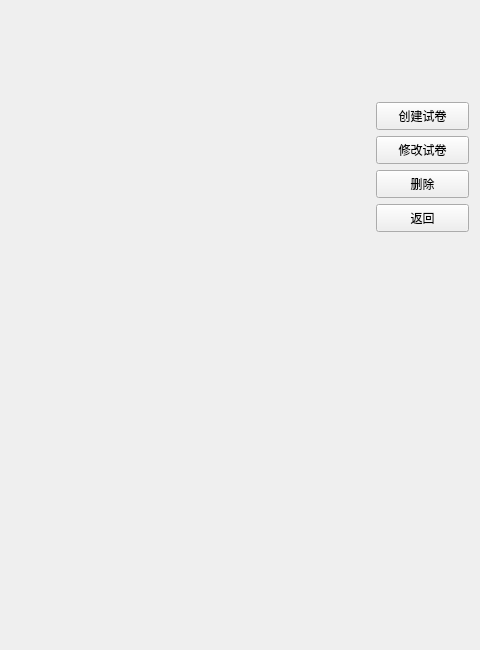
The window that server/papermanage.ui (AlanForeverAi/Exams) describes before a commit, drawn with Qt 5; both pictures show x 760 to 1240 and y 0 to 650 of the 1240 by 650 pixel window.
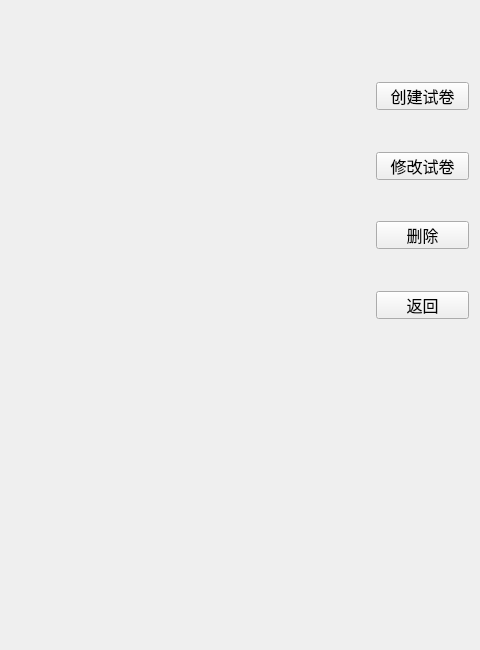
The same window after the commit.

```diff
--- a/server/papermanage.ui
+++ b/server/papermanage.ui
@@ -148,7 +148,7 @@
        <property name="font">
         <font>
          <family>SimSun-ExtB</family>
-         <pointsize>9</pointsize>
+         <pointsize>12</pointsize>
         </font>
        </property>
        <property name="text">
@@ -156,6 +156,19 @@
        </property>
       </widget>
      </item>
+     <item>
+      <spacer name="verticalSpacer_12">
+       <property name="orientation">
+        <enum>Qt::Vertical</enum>
+       </property>
+       <property name="sizeHint" stdset="0">
+        <size>
+         <width>20</width>
+         <height>40</height>
+        </size>
+       </property>
+      </spacer>
+     </item>
      <item>
       <widget class="QPushButton" name="pushButton_tomodify">
        <property name="sizePolicy">
@@ -179,7 +192,7 @@
        <property name="font">
         <font>
          <family>SimSun-ExtB</family>
-         <pointsize>9</pointsize>
+         <pointsize>12</pointsize>
         </font>
        </property>
        <property name="text">
@@ -187,6 +200,19 @@
        </property>
       </widget>
      </item>
+     <item>
+      <spacer name="verticalSpacer_13">
+       <property name="orientation">
+        <enum>Qt::Vertical</enum>
+       </property>
+       <property name="sizeHint" stdset="0">
+        <size>
+         <width>20</width>
+         <height>40</height>
+        </size>
+       </property>
+      </spacer>
+     </item>
      <item>
       <widget class="QPushButton" name="pushButton_delete">
        <property name="sizePolicy">
@@ -210,7 +236,7 @@
        <property name="font">
         <font>
          <family>SimSun-ExtB</family>
-         <pointsize>9</pointsize>
+         <pointsize>12</pointsize>
         </font>
        </property>
        <property name="text">
@@ -218,6 +244,19 @@
        </property>
       </widget>
      </item>
+     <item>
+      <spacer name="verticalSpacer_14">
+       <property name="orientation">
+        <enum>Qt::Vertical</enum>
+       </property>
+       <property name="sizeHint" stdset="0">
+        <size>
+         <width>20</width>
+         <height>40</height>
+        </size>
+       </property>
+      </spacer>
+     </item>
      <item>
       <widget class="QPushButton" name="pushButton_back">
        <property name="sizePolicy">
@@ -241,7 +280,7 @@
        <property name="font">
         <font>
          <family>SimSun-ExtB</family>
-         <pointsize>9</pointsize>
+         <pointsize>12</pointsize>
          <weight>50</weight>
          <italic>false</italic>
          <bold>false</bold>
```
Left out of the diff: 198 changed lines with no effect on the pictures.
